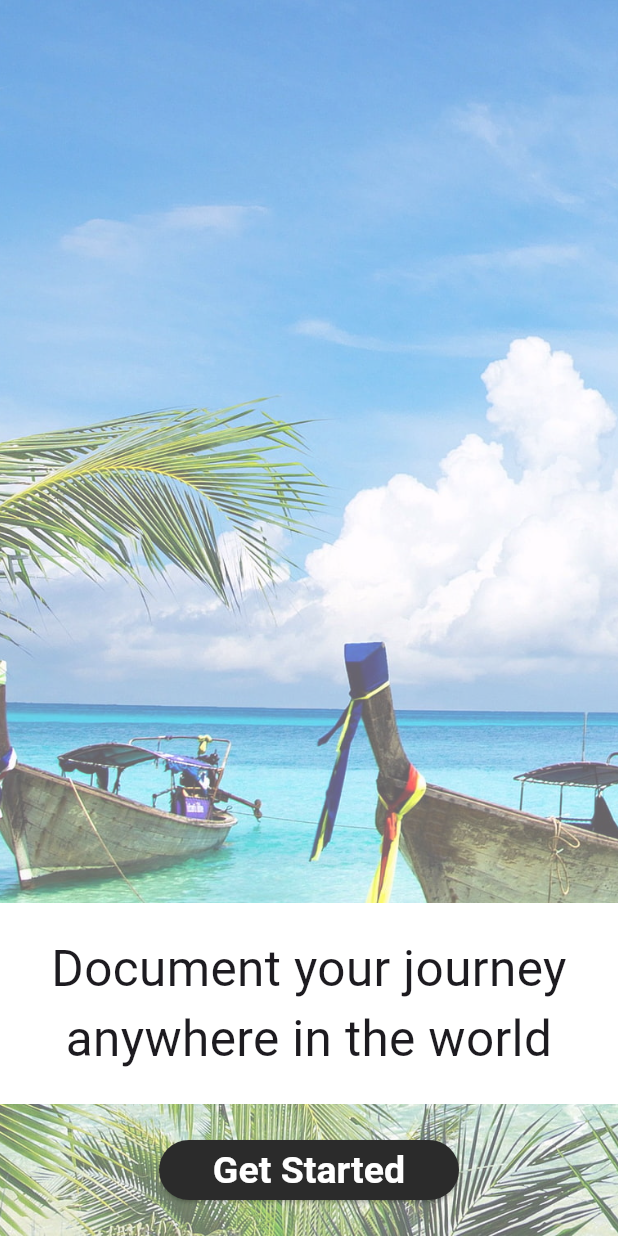
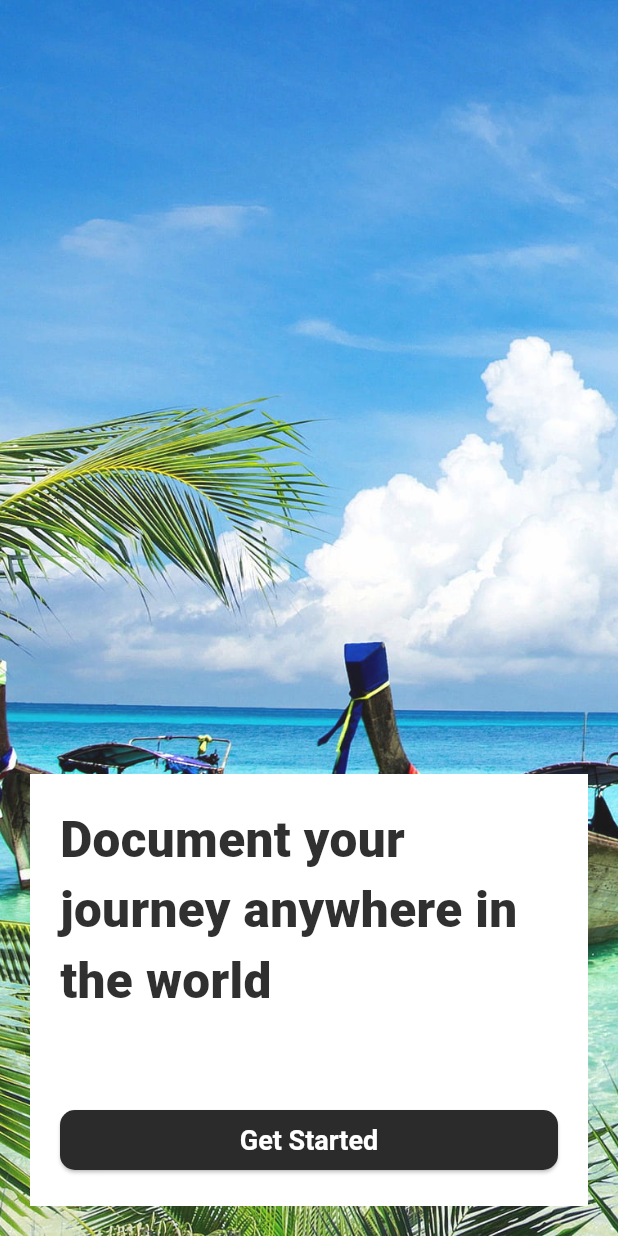
Before and after one commit to RensvGemert98/flutter-travelapp, a Flutter app: the screen it shows after launch, on a phone screen of 412 x 824 dp. Run offline on Flutter 3.47's test engine with Material 3 defaults, Android fonts, the phone set to English and light mode, and no system bars; project files that could hold a hidden picture were left out.

Commit message:
Design changes

```diff
--- a/travelapp/lib/pages/welcome.dart
+++ b/travelapp/lib/pages/welcome.dart
@@ -7,31 +7,33 @@ class WelcomePage extends StatelessWidget {
   @override
   Widget build(BuildContext context) {
     return Scaffold(
-      body: Container(
+      body: Center(
+        child: Container(
           constraints: const BoxConstraints.expand(),
           decoration: const BoxDecoration(
             image: DecorationImage(
                 image: AssetImage("assets/background-get-started.jpg"),
                 fit: BoxFit.cover,
-              opacity: 0.6),
+                opacity: 0.9),
           ),
           child: Column(
             mainAxisAlignment: MainAxisAlignment.end,
             children: [
-            Column(
-              children: [
               Container(
                 padding: const EdgeInsets.all(20.0),
+                height: 200,
+                margin: const EdgeInsets.fromLTRB(20.0, 00, 20, 0),
                 color: Colors.white,
                 child: const Text(
                   'Document your journey anywhere in the world',
-                    textAlign: TextAlign.center,
-                    style: TextStyle(fontSize: 33),
+                  textAlign: TextAlign.left,
+                  style: TextStyle(fontSize: 33, fontWeight: FontWeight.w900, color: Color.fromARGB(255, 48, 48, 48)),
                 ),
               ),
-              ],
-            ),
               Container(
+                color: Colors.white,
+                width: double.infinity,
+                margin: const EdgeInsets.fromLTRB(20.0, 00, 20, 20),
                 padding: const EdgeInsets.all(20.0),
                 child: ElevatedButton(
                   onPressed: () {
@@ -45,15 +47,18 @@ class WelcomePage extends StatelessWidget {
                   style: ElevatedButton.styleFrom(
                       backgroundColor: const Color.fromARGB(255, 43, 43, 43),
                       foregroundColor: Colors.white,
+                      shape: RoundedRectangleBorder(
+                          borderRadius: BorderRadius.circular(10)),
                       fixedSize: const Size(200, 20),
                       textStyle: const TextStyle(
-                        fontSize: 25, fontWeight: FontWeight.bold)),
+                          fontSize: 18, fontWeight: FontWeight.bold)),
                   child: const Text(
                     'Get Started',
                   ),
                 ),
+              )
+            ],
           ),
-          ],
         ),
       ),
     );
```
Lines whose indentation alone changed are shown as unchanged.
